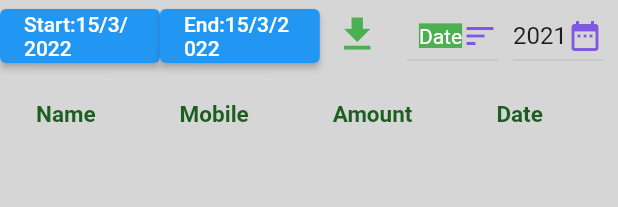
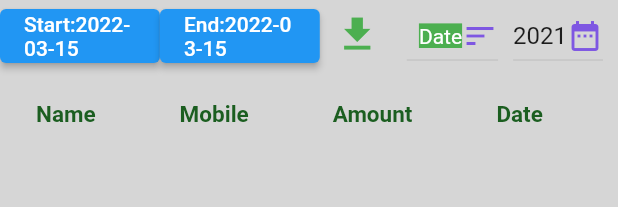
Before and after one commit to chetanshivaji/Gram, a Flutter app: what reportContainer() shows on an empty page, opened directly, on a phone screen of 412 x 824 dp. Shown: the top 207 px of the screen. Run offline on Flutter 3.47's test engine with Material 2 defaults, Android fonts, the phone set to English and light mode, and no system bars; our stand-ins replace animated_text_kit, cloud_firestore, firebase_auth, firebase_core, open_file, pdf; missing offline and left inert: flutter_email_sender, flutter_sms, whatsapp_unilink; accounts and stored records are empty; Roboto replaces fonts that are missing (RobotoMono).

Commit message:
start end date, made DateTime, and split to remove time, but only date

```diff
--- a/lib/screens/report.dart
+++ b/lib/screens/report.dart
@@ -20,6 +20,10 @@ class reportContainer extends StatefulWidget {
 
 DateTime fromDate = DateTime.now();
 DateTime toDate = DateTime.now();
+
+DateTime startDate = DateTime.now();
+DateTime endDate = DateTime.now();
+/*
 String startDate = DateTime.now().day.toString() +
     "/" +
     DateTime.now().month.toString() +
@@ -30,6 +34,7 @@ String endDate = DateTime.now().day.toString() +
     DateTime.now().month.toString() +
     "/" +
     DateTime.now().year.toString();
+    */
 String dropdownValueReportSort = "Date";
 var itemsSort = [
   tableHeadingDate,
@@ -41,18 +46,21 @@ class _reportContainerState extends State<reportContainer> {
   Future<void> _selectStartDate(BuildContext context) async {
     final DateTime? pickedDate = await showDatePicker(
         context: context,
-        initialDate: fromDate,
+        initialDate: DateTime.now(),
         firstDate: DateTime(2015),
         lastDate: DateTime(2050));
 
     if (pickedDate != null && pickedDate != fromDate)
       setState(
         () {
+          startDate = pickedDate;
+          /*
           startDate = pickedDate.day.toString() +
               "/" +
               pickedDate.month.toString() +
               "/" +
               pickedDate.year.toString();
+              */
         },
       );
   }
@@ -60,18 +68,21 @@ class _reportContainerState extends State<reportContainer> {
   Future<void> _selectEndDate(BuildContext context) async {
     final DateTime? pickedDate = await showDatePicker(
         context: context,
-        initialDate: fromDate,
-        firstDate: DateTime(2015),
+        initialDate: startDate,
+        firstDate: startDate,
         lastDate: DateTime(2050));
 
     if (pickedDate != null && pickedDate != fromDate)
       setState(
         () {
+          endDate = pickedDate;
+          /*
           endDate = pickedDate.day.toString() +
               "/" +
               pickedDate.month.toString() +
               "/" +
               pickedDate.year.toString();
+              */
         },
       );
   }
@@ -303,7 +314,7 @@ class _reportContainerState extends State<reportContainer> {
                   onPressed: () async {
                     _selectStartDate(context);
                   },
-                  child: Text("Start:$startDate"),
+                  child: Text("Start:$startDate".split(' ')[0]),
                 ),
               ),
               Expanded(
@@ -311,7 +322,7 @@ class _reportContainerState extends State<reportContainer> {
                   onPressed: () async {
                     _selectEndDate(context);
                   },
-                  child: Text("End:$endDate"),
+                  child: Text("End:$endDate".split(' ')[0]),
                 ),
               ),
               IconButton(
```
